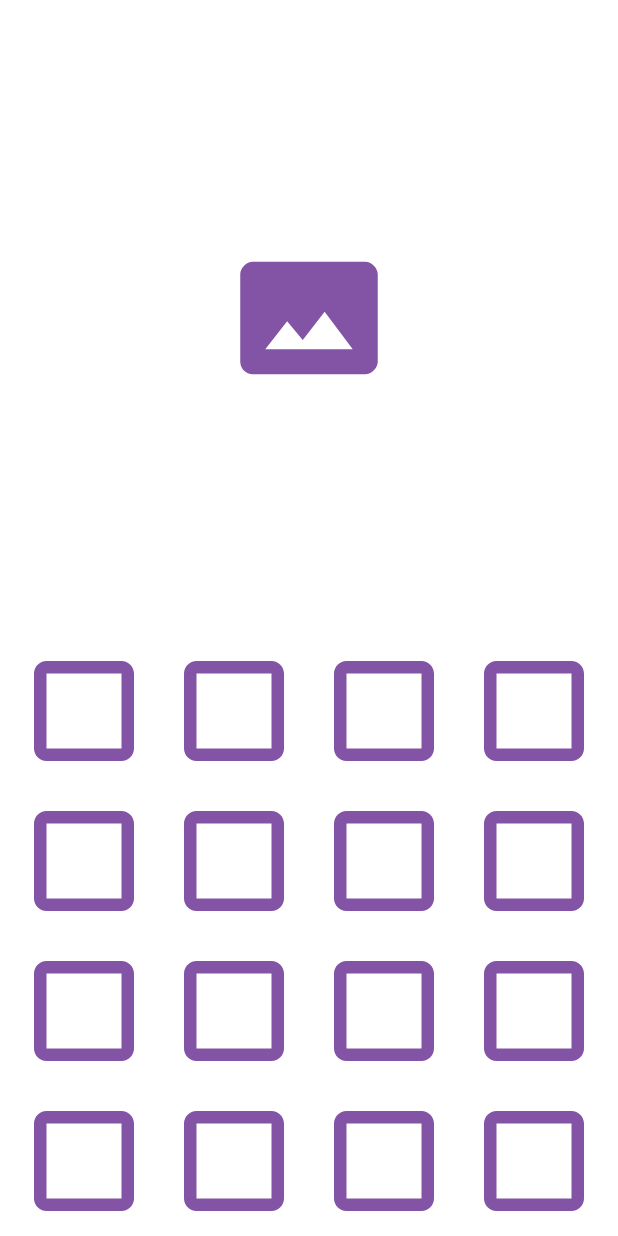
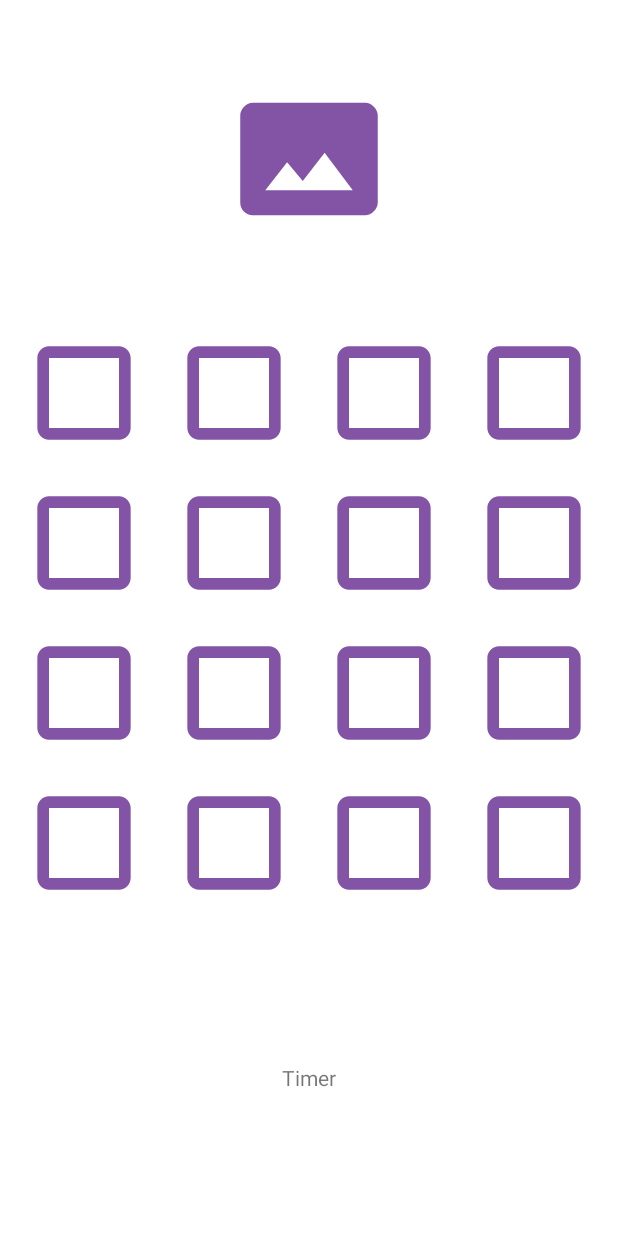
Before and after one commit to ksproska/Puzzle, an Android app: the layout activity_main.xml on its own in the app's theme, with its tools: preview values and no code run, on a phone screen of 412 x 824 dp. Run offline under Robolectric (Android 15) with nearby library versions, the phone set to English and light mode, and no system bars.

Commit message:
working timer added (still no sound)

```diff
--- a/app/src/main/java/com/example/puzzle/MainActivity.kt
+++ b/app/src/main/java/com/example/puzzle/MainActivity.kt
@@ -16,8 +16,13 @@ import android.widget.ImageView
 import java.util.*
 import kotlin.collections.ArrayList
 
+import android.os.Handler
+import android.widget.TextView
+
 class MainActivity : AppCompatActivity() {
     var dropListeners: ArrayList<ImageView> = arrayListOf()
+    var seconds = 0
+    var running = true
     var dropImages: ArrayList<Int> = arrayListOf(
         R.drawable.row_1_column_1, R.drawable.row_1_column_2, R.drawable.row_1_column_3, R.drawable.row_1_column_4,
         R.drawable.row_2_column_1, R.drawable.row_2_column_2, R.drawable.row_2_column_3, R.drawable.row_2_column_4,
@@ -47,6 +52,7 @@ class MainActivity : AppCompatActivity() {
     fun setNextImage() {
         if (notSetImages.size == 0) {
             toDropImage.setImageResource(R.drawable.ic_empty_image)
+            running = false
             return
         }
         val randomNumber = Random().nextInt(notSetImages.size)
@@ -86,6 +92,7 @@ class MainActivity : AppCompatActivity() {
         dropListeners.add(findViewById(R.id.imageView_r4c4))
 
         setNextImage()
+        runTimer()
         toDropImage.setOnClickListener { v ->
             setNextImage()
         }
@@ -144,7 +151,7 @@ class MainActivity : AppCompatActivity() {
                 }
 
                 DragEvent.ACTION_DRAG_ENTERED -> {
-                    imageView.setImageDrawable(ColorDrawable(Color.WHITE))
+                    imageView.setImageDrawable(ColorDrawable(0x00000000))
                     true
                 }
 
@@ -186,4 +193,49 @@ class MainActivity : AppCompatActivity() {
 
         true
     }
+
+    private fun runTimer() {
+
+        // Get the text view.
+        val timeView: TextView = findViewById(R.id.stopperView)
+
+        // Creates a new Handler
+        val handler = Handler()
+
+        // Call the post() method,
+        // passing in a new Runnable.
+        // The post() method processes
+        // code without a delay,
+        // so the code in the Runnable
+        // will run almost immediately.
+        handler.post(object : Runnable {
+            override fun run() {
+                val hours: Int = seconds / 3600
+                val minutes: Int = seconds % 3600 / 60
+                val secs: Int = seconds % 60
+
+                // Format the seconds into hours, minutes,
+                // and seconds.
+                val time = String
+                    .format(
+                        Locale.getDefault(),
+                        "%d:%02d:%02d", hours,
+                        minutes, secs
+                    )
+
+                // Set the text view text.
+                timeView.text = time
+
+                // If running is true, increment the
+                // seconds variable.
+                if (running) {
+                    seconds++
+                }
+
+                // Post the code again
+                // with a delay of 1 second.
+                handler.postDelayed(this, 1000)
+            }
+        })
+    }
 }
--- a/app/src/main/res/layout/activity_main.xml
+++ b/app/src/main/res/layout/activity_main.xml
@@ -22,7 +22,8 @@
         android:layout_height="400dp"
         app:layout_constraintBottom_toBottomOf="parent"
         app:layout_constraintEnd_toEndOf="parent"
-        app:layout_constraintStart_toStartOf="parent">
+        app:layout_constraintStart_toStartOf="parent"
+        app:layout_constraintTop_toTopOf="parent">
 
 
         <TableRow
@@ -35,13 +36,17 @@
                 android:layout_width="0dp"
                 android:layout_height="100dp"
                 android:layout_weight="1"
-                app:srcCompat="@drawable/ic_simple_square"/>
+                android:padding="3dp"
+                android:layout_gravity="center"
+                app:srcCompat="@drawable/ic_simple_square" />
 
             <ImageView
                 android:id="@+id/imageView_r1c2"
                 android:layout_width="0dp"
                 android:layout_height="100dp"
                 android:layout_weight="1"
+                android:padding="3dp"
+                android:layout_gravity="center"
                 app:srcCompat="@drawable/ic_simple_square" />
 
             <ImageView
@@ -49,14 +54,18 @@
                 android:layout_width="0dp"
                 android:layout_height="100dp"
                 android:layout_weight="1"
-                app:srcCompat="@drawable/ic_simple_square"/>
+                android:padding="3dp"
+                android:layout_gravity="center"
+                app:srcCompat="@drawable/ic_simple_square" />
 
             <ImageView
                 android:id="@+id/imageView_r1c4"
                 android:layout_width="0dp"
                 android:layout_height="100dp"
                 android:layout_weight="1"
-                app:srcCompat="@drawable/ic_simple_square"/>
+                android:padding="3dp"
+                android:layout_gravity="center"
+                app:srcCompat="@drawable/ic_simple_square" />
 
         </TableRow>
 
@@ -70,13 +79,17 @@
                 android:layout_width="0dp"
                 android:layout_height="100dp"
                 android:layout_weight="1"
-                app:srcCompat="@drawable/ic_simple_square"/>
+                android:padding="3dp"
+                android:layout_gravity="center"
+                app:srcCompat="@drawable/ic_simple_square" />
 
             <ImageView
                 android:id="@+id/imageView_r2c2"
                 android:layout_width="0dp"
                 android:layout_height="100dp"
                 android:layout_weight="1"
+                android:padding="3dp"
+                android:layout_gravity="center"
                 app:srcCompat="@drawable/ic_simple_square" />
 
             <ImageView
@@ -84,14 +97,18 @@
                 android:layout_width="0dp"
                 android:layout_height="100dp"
                 android:layout_weight="1"
-                app:srcCompat="@drawable/ic_simple_square"/>
+                android:padding="3dp"
+                android:layout_gravity="center"
+                app:srcCompat="@drawable/ic_simple_square" />
 
             <ImageView
                 android:id="@+id/imageView_r2c4"
                 android:layout_width="0dp"
                 android:layout_height="100dp"
                 android:layout_weight="1"
-                app:srcCompat="@drawable/ic_simple_square"/>
+                android:padding="3dp"
+                android:layout_gravity="center"
+                app:srcCompat="@drawable/ic_simple_square" />
 
         </TableRow>
 
@@ -106,20 +123,26 @@
                 android:layout_width="0dp"
                 android:layout_height="100dp"
                 android:layout_weight="1"
-                app:srcCompat="@drawable/ic_simple_square"/>
+                android:padding="3dp"
+                android:layout_gravity="center"
+                app:srcCompat="@drawable/ic_simple_square" />
 
             <ImageView
                 android:id="@+id/imageView_r3c2"
                 android:layout_width="0dp"
                 android:layout_height="100dp"
                 android:layout_weight="1"
-                app:srcCompat="@drawable/ic_simple_square"/>
+                android:padding="3dp"
+                android:layout_gravity="center"
+                app:srcCompat="@drawable/ic_simple_square" />
 
             <ImageView
                 android:id="@+id/imageView_r3c3"
                 android:layout_width="0dp"
                 android:layout_height="100dp"
                 android:layout_weight="1"
+                android:padding="3dp"
+                android:layout_gravity="center"
                 app:srcCompat="@drawable/ic_simple_square" />
 
             <ImageView
@@ -127,7 +150,9 @@
                 android:layout_width="0dp"
                 android:layout_height="100dp"
                 android:layout_weight="1"
-                app:srcCompat="@drawable/ic_simple_square"/>
+                android:padding="3dp"
+                android:layout_gravity="center"
+                app:srcCompat="@drawable/ic_simple_square" />
 
         </TableRow>
 
@@ -141,32 +166,50 @@
                 android:layout_width="0dp"
                 android:layout_height="100dp"
                 android:layout_weight="1"
-                app:srcCompat="@drawable/ic_simple_square"/>
+                android:padding="3dp"
+                android:layout_gravity="center"
+                app:srcCompat="@drawable/ic_simple_square" />
 
             <ImageView
                 android:id="@+id/imageView_r4c2"
                 android:layout_width="0dp"
                 android:layout_height="100dp"
                 android:layout_weight="1"
-                app:srcCompat="@drawable/ic_simple_square"/>
+                android:padding="3dp"
+                android:layout_gravity="center"
+                app:srcCompat="@drawable/ic_simple_square" />
 
             <ImageView
                 android:id="@+id/imageView_r4c3"
                 android:layout_width="0dp"
                 android:layout_height="100dp"
                 android:layout_weight="1"
-                app:srcCompat="@drawable/ic_simple_square"/>
+                android:padding="3dp"
+                android:layout_gravity="center"
+                app:srcCompat="@drawable/ic_simple_square" />
 
             <ImageView
                 android:id="@+id/imageView_r4c4"
                 android:layout_width="0dp"
                 android:layout_height="100dp"
                 android:layout_weight="1"
-                app:srcCompat="@drawable/ic_simple_square"/>
+                android:padding="3dp"
+                android:layout_gravity="center"
+                app:srcCompat="@drawable/ic_simple_square" />
 
         </TableRow>
 
     </TableLayout>
 
+    <TextView
+        android:id="@+id/stopperView"
+        android:layout_width="wrap_content"
+        android:layout_height="wrap_content"
+        android:text="Timer"
+        app:layout_constraintBottom_toBottomOf="parent"
+        app:layout_constraintEnd_toEndOf="parent"
+        app:layout_constraintStart_toStartOf="parent"
+        app:layout_constraintTop_toBottomOf="@+id/tableLayout" />
+
 
 </androidx.constraintlayout.widget.ConstraintLayout>
```
